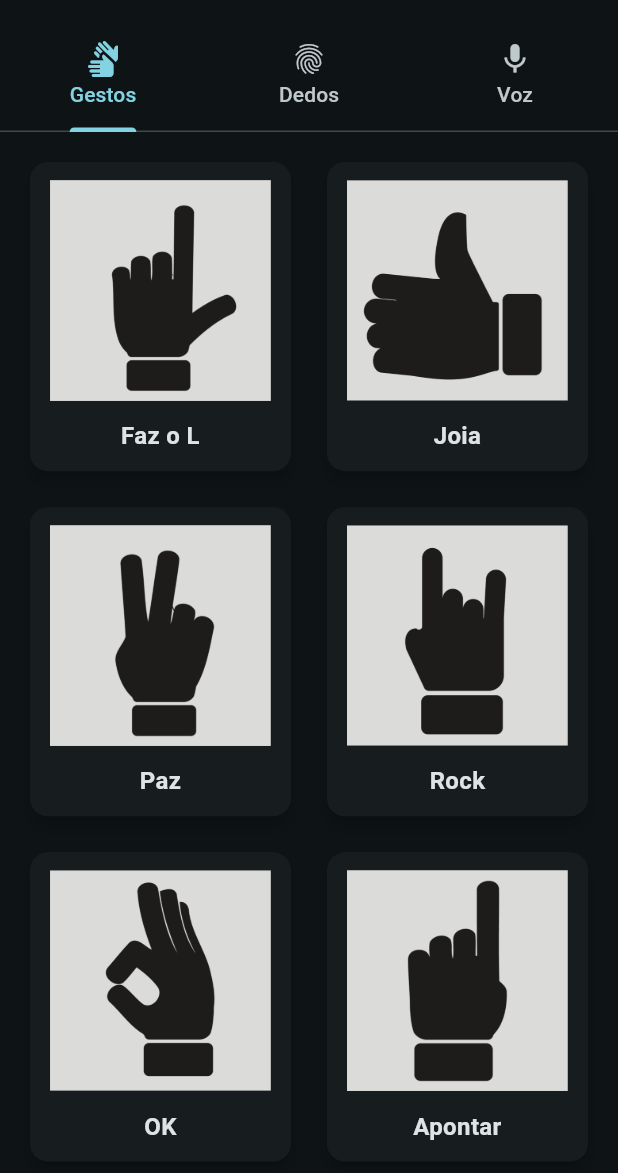
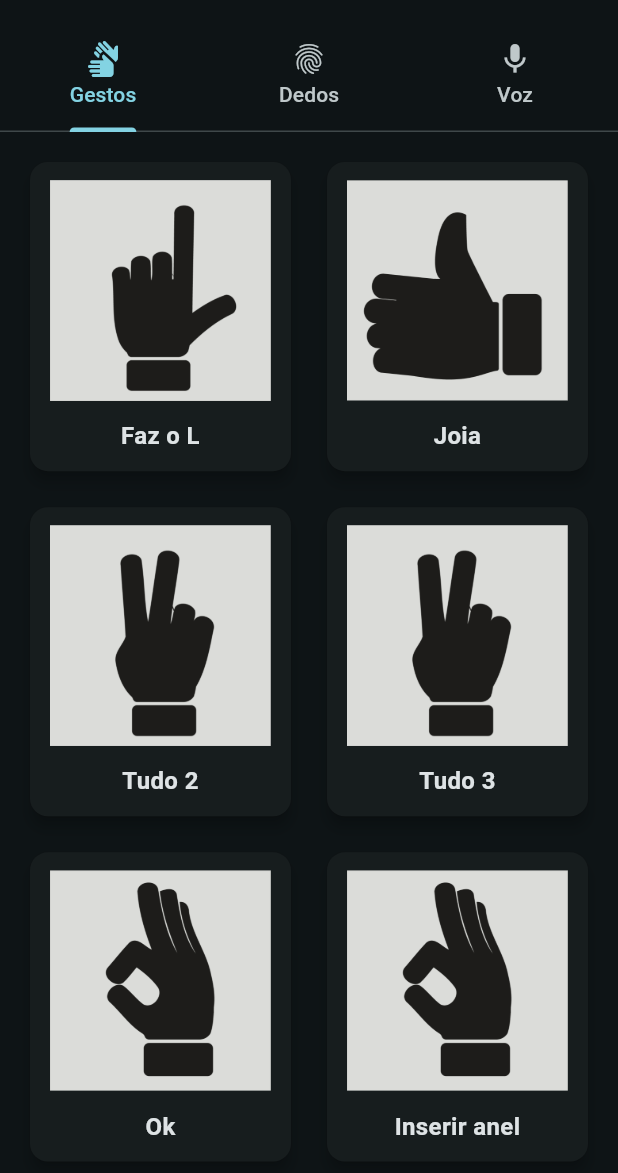
Before and after one commit to jcquadros/app_protese_robotica_de_mao, a Flutter app: the screen it shows after launch, on a phone screen of 412 x 824 dp, the part 63-1236 px from its top. Run offline on Flutter 3.47's test engine with Material 3 defaults, Android fonts, the light colour scheme and no system bars; our stand-ins replace flutter_blue_plus, permission_handler, rxdart, speech_to_text.

Commit message:
feat: update gestures

```diff
--- a/lib/constants/predefined_commands.dart
+++ b/lib/constants/predefined_commands.dart
@@ -6,8 +6,8 @@
     'name': 'Faz o L',
     'image': 'assets/images/fazoele.png',
     'command': HandCommand(
-      thumb: 0,   // polegar estendido
-      index: 0,   // indicador estendido
+      thumb: 0,
+      index: 0,
       middle: 100,
       ring: 100,
       pinky: 100,
@@ -17,7 +17,7 @@
     'name': 'Joia',
     'image': 'assets/images/joia.png',
     'command': HandCommand(
-      thumb: 0,   // polegar para cima
+      thumb: 0,
       index: 100,
       middle: 100,
       ring: 100,
@@ -25,11 +25,44 @@
     ),
   },
   {
-    'name': 'Paz',
+    'name': 'Tudo 2',
     'image': 'assets/images/paz.png',
     'command': HandCommand(
       thumb: 100,
       index: 0,
+      middle: 0,
+      ring: 100,
+      pinky: 100,
+    ),
+  },
+  {
+    'name': 'Tudo 3',
+    'image': 'assets/images/paz.png',
+    'command': HandCommand(
+      thumb: 0,
+      index: 0,
+      middle: 0,
+      ring: 100,
+      pinky: 100,
+    ),
+  },
+  {
+    'name': 'Ok',
+    'image': 'assets/images/ok.png',
+    'command': HandCommand(
+      thumb: 0,
+      index: 0,
+      middle: 100,
+      ring: 100,
+      pinky: 100,
+    ),
+  },
+  {
+    'name': 'Inserir anel',
+    'image': 'assets/images/ok.png',
+    'command': HandCommand(
+      thumb: 100,
+      index: 100,
       middle: 0,
       ring: 100,
       pinky: 100,
@@ -47,10 +80,10 @@
     ),
   },
   {
-    'name': 'OK',
-    'image': 'assets/images/ok.png',
+    'name': 'Apontar',
+    'image': 'assets/images/apontar.png',
     'command': HandCommand(
-      thumb: 0,
+      thumb: 100,
       index: 0,
       middle: 100,
       ring: 100,
@@ -58,11 +91,11 @@
     ),
   },
   {
-    'name': 'Apontar',
-    'image': 'assets/images/apontar.png',
+    'name': 'Punho',
+    'image': 'assets/images/parar.png',
     'command': HandCommand(
-      thumb: 50,
-      index: 0,
+      thumb: 100,
+      index: 100,
       middle: 100,
       ring: 100,
       pinky: 100,
--- a/lib/screens/voice_control_screen.dart
+++ b/lib/screens/voice_control_screen.dart
@@ -5,7 +5,7 @@
 import 'package:mao_robotica_app/models/hand_command.dart';
 import 'package:speech_to_text/speech_to_text.dart';
 import 'package:http/http.dart' as http;
-import '../constants.dart';
+import '../constants/envs.dart';
 
 /// Tela que permite ao usuário controlar a mão robótica usando comandos de voz.
 class VoiceControlScreen extends StatefulWidget {
```
Also changed, not shown: lib/constants/envs.dart (renamed from lib/constants.dart).
